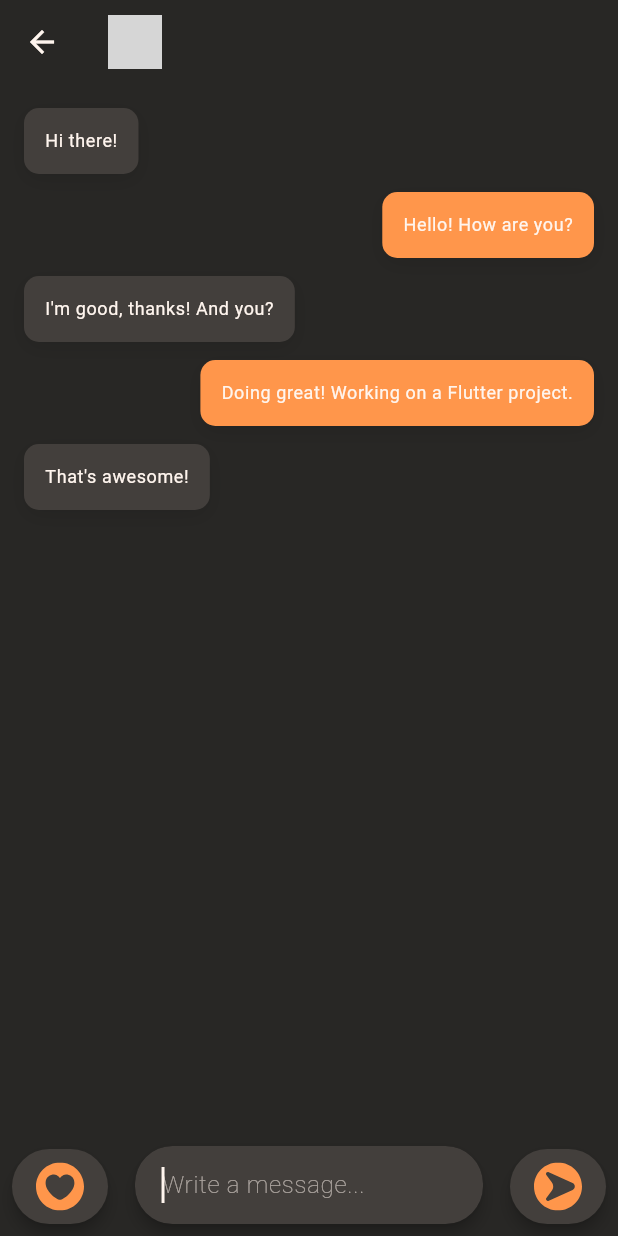
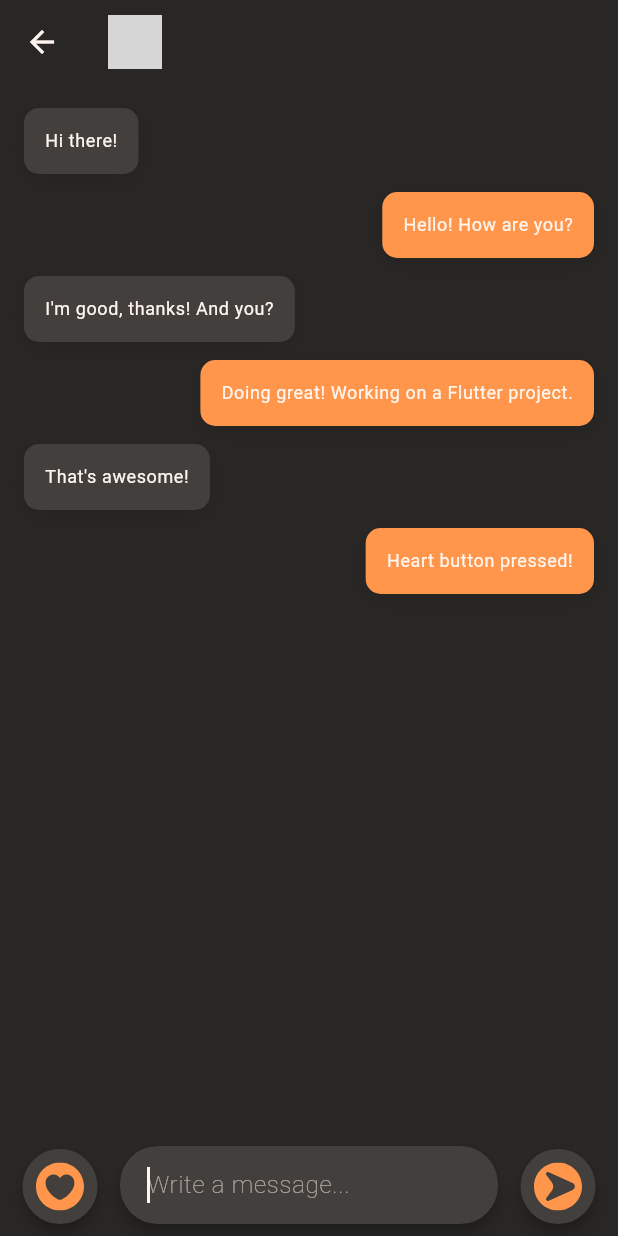
Before and after one commit to Sidd1374/Anonymous_Chat_Application, a Flutter app: the ChatArea screen opened directly with empty values, after a tap on an icon or button, on a phone screen of 412 x 824 dp. Run offline on Flutter 3.47's test engine with Material 3 defaults, Android fonts, the phone set to English and light mode, and no system bars; our stand-ins replace cloud_firestore, device_preview, firebase_auth, firebase_core, flutter_screenutil, flutter_svg and 4 more; accounts and stored records are empty; grey boxes are pictures that could not be loaded.

Commit message:
chat area added to history and made functional

```diff
--- a/lib/views/chat/chat_area.dart
+++ b/lib/views/chat/chat_area.dart
@@ -49,13 +49,17 @@ class _ChatAreaState extends State<ChatArea> {
 
     final String currentUserName = widget.userName;
     final String currentUserImage = widget.userImage;
-    final String currentChatId = widget.chatId;
+    // final String currentChatId = widget.chatId;
 
     return Scaffold(
       appBar: AppBar(
         title: Row(
           children: [
             CircleAvatar(
+              // backgroundImage: currentUserImage.startsWith('http')
+              //     ? NetworkImage(currentUserImage) as ImageProvider
+              //     : AssetImage(currentUserImage),
+
               backgroundImage: AssetImage(currentUserImage), // Or NetworkImage if from URL
               radius: 18, // Adjust size as needed
             ),
--- a/lib/widgets/Chat/chat_actions_bar.dart
+++ b/lib/widgets/Chat/chat_actions_bar.dart
@@ -3,47 +3,43 @@ import 'package:flutter_svg/flutter_svg.dart';
 
 class ChatActionsBar extends StatelessWidget {
   final TextEditingController inputTextController;
-  final Function(String)                   onSend;
+  final Function(String) onSend;
 
-  const ChatActionsBar({
-    super.key,
+  const ChatActionsBar(
+      {super.key,
       required this.inputTextController,
-    required this.onSend
-  });
+      required this.onSend});
 
   @override
   Widget build(BuildContext context) {
     return Row(
       mainAxisAlignment: MainAxisAlignment.center,
       crossAxisAlignment: CrossAxisAlignment.end,
-      spacing: 18,
+      // spacing: 18,
 
       children: [
-
         ElevatedButton(
             style: ElevatedButton.styleFrom(
               backgroundColor: Theme.of(context).colorScheme.secondary,
               foregroundColor: Theme.of(context).colorScheme.primary,
-
               fixedSize: Size(50, 50),
               elevation: 4,
-            padding: EdgeInsets.all(0)
+              padding: EdgeInsets.all(0),
+              shape: const CircleBorder(),
             ),
-
-          onPressed: () {},
-
+            onPressed: () {
+              onSend('Heart button pressed!');
+            },
             child: SvgPicture.asset(
               'assets/icons/icon_heart.svg',
               width: 32,
-          )
-        ),
-
-        Expanded(child: Material(
+            )),
+        const SizedBox(width: 8),
+        Expanded(
+            child: Material(
           elevation: 4,
           borderRadius: BorderRadius.circular(25),
-
           child: TextField(
-
             // Configuration
             controller: inputTextController,
 
@@ -54,7 +50,9 @@ class ChatActionsBar extends StatelessWidget {
             minLines: 1,
             maxLines: 5,
 
-            onSubmitted: onSend(inputTextController.text),   // Implementation of Send function.
+            onSubmitted: (text) {
+              onSend(text);
+            }, // Implementation of Send function.
 
             // Styling
             style: TextStyle(
@@ -65,58 +63,50 @@ class ChatActionsBar extends StatelessWidget {
             cursorColor: Theme.of(context).textTheme.bodyMedium?.color,
 
             decoration: InputDecoration(
-
                 hintText: "Write a message...",
                 hintStyle: TextStyle(
-                color: Theme.of(context).textTheme.bodySmall?.color?.withAlpha(150),
+                  color: Theme.of(context)
+                      .textTheme
+                      .bodySmall
+                      ?.color
+                      ?.withAlpha(150),
                   fontWeight: FontWeight.w100,
                 ),
-
                 fillColor: Theme.of(context).colorScheme.secondary,
                 filled: true,
-
-              border: OutlineInputBorder(
+                border: const OutlineInputBorder(
                   borderRadius: BorderRadius.all(Radius.circular(25)),
-                borderSide: BorderSide(
-                  color: Colors.transparent
+                  borderSide: BorderSide(color: Colors.transparent),
                 ),
-              ),
-              focusedBorder: OutlineInputBorder(
+                focusedBorder: const OutlineInputBorder(
                     borderRadius: BorderRadius.all(Radius.circular(25)),
-                borderSide: BorderSide(
-                  color: Colors.transparent
-                )
-              ),
-              enabledBorder: OutlineInputBorder(
+                    borderSide: BorderSide(color: Colors.transparent)),
+                enabledBorder: const OutlineInputBorder(
                     borderRadius: BorderRadius.all(Radius.circular(25)),
-                borderSide: BorderSide(
-                  color: Colors.transparent
-                )
-              ),
-
-              contentPadding: EdgeInsets.symmetric(vertical: 14, horizontal: 14)
-
-            ),
+                    borderSide: BorderSide(color: Colors.transparent)),
+                contentPadding:
+                    const EdgeInsets.symmetric(vertical: 14, horizontal: 14)),
           ),
         )),
+
+        const SizedBox(width: 8),
 
         ElevatedButton(
             style: ElevatedButton.styleFrom(
                 backgroundColor: Theme.of(context).colorScheme.secondary,
                 foregroundColor: Theme.of(context).colorScheme.primary,
-
                 fixedSize: Size(50, 50),
                 padding: EdgeInsets.all(0),
-            elevation: 4
+                elevation: 4,
+                shape: const CircleBorder(),
                 ),
-
-          onPressed: () {},
-
+            onPressed: () {
+              onSend(inputTextController.text);
+            },
             child: SvgPicture.asset(
               'assets/icons/icon_send.svg',
               width: 32,
-          )
-        ),
+            )),
       ],
     );
   }
```
Also changed, not shown: lib/views/home/history.dart (+39 -11 lines). Lines whose indentation alone changed are shown as unchanged.
